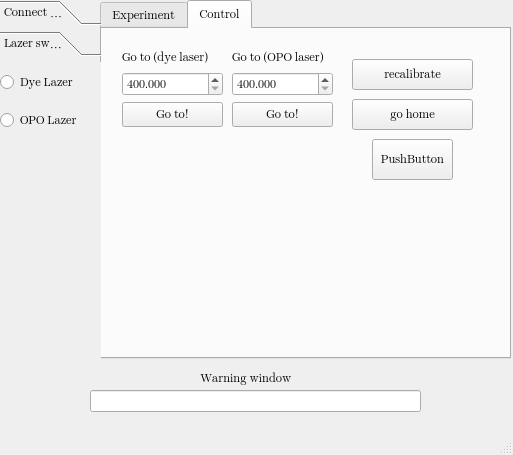
First picture: the form in gui_window.ui, repository ethylking/LAZERUI, before the edit.
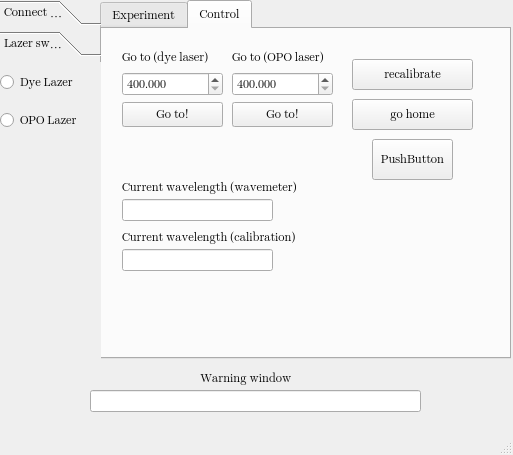
Second picture: the form after the edit. The open tabs and pages were chosen to show the change.

Patch:
```diff
--- a/gui_window.ui
+++ b/gui_window.ui
@@ -557,6 +557,58 @@
        <string>PushButton</string>
       </property>
      </widget>
+     <widget class="QLabel" name="label_14">
+      <property name="geometry">
+       <rect>
+        <x>20</x>
+        <y>150</y>
+        <width>221</width>
+        <height>16</height>
+       </rect>
+      </property>
+      <property name="text">
+       <string>Current wavelength (wavemeter)</string>
+      </property>
+     </widget>
+     <widget class="QLineEdit" name="wavemeterWavelengthLineEdit_2">
+      <property name="geometry">
+       <rect>
+        <x>20</x>
+        <y>170</y>
+        <width>151</width>
+        <height>22</height>
+       </rect>
+      </property>
+      <property name="readOnly">
+       <bool>true</bool>
+      </property>
+     </widget>
+     <widget class="QLabel" name="label_15">
+      <property name="geometry">
+       <rect>
+        <x>20</x>
+        <y>200</y>
+        <width>221</width>
+        <height>16</height>
+       </rect>
+      </property>
+      <property name="text">
+       <string>Current wavelength (calibration)</string>
+      </property>
+     </widget>
+     <widget class="QLineEdit" name="calibrationWavelengthLineEdit_2">
+      <property name="geometry">
+       <rect>
+        <x>20</x>
+        <y>220</y>
+        <width>151</width>
+        <height>22</height>
+       </rect>
+      </property>
+      <property name="readOnly">
+       <bool>true</bool>
+      </property>
+     </widget>
     </widget>
    </widget>
    <widget class="QToolBox" name="toolBox">
```
Left out of the diff: 8 changed lines with no effect on the pictures.
